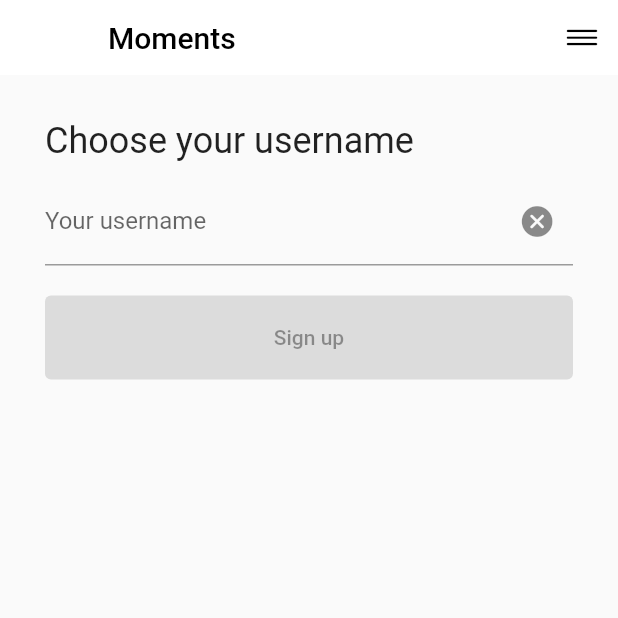
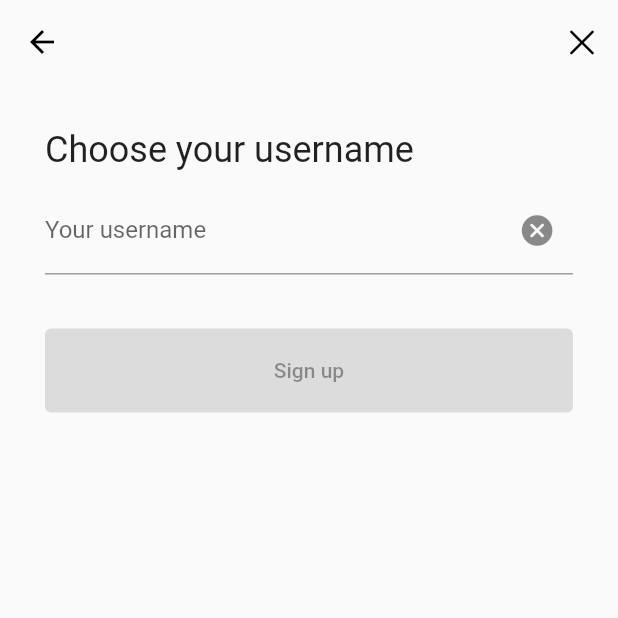
Before and after one commit to williazz/moments, a Flutter app: the UsernameScreen screen opened directly with empty values, on a phone screen of 412 x 824 dp, the top half of it. Run offline on Flutter 3.47's test engine with Material 2 defaults, Android fonts, the phone set to English and light mode, and no system bars; our stand-ins replace auto_route, cloud_firestore, firebase_auth, firebase_core, firebase_dynamic_links, get_it and 3 more; missing offline and left inert: dcache, flutterfire_ui, open_mail_app; accounts and stored records are empty; statements that could not run were skipped.

Commit message:
Some styling and made appbar hidden

```diff
--- a/lib/app.dart
+++ b/lib/app.dart
@@ -1,6 +1,7 @@
 import 'package:flutter/material.dart';
 import 'package:get_it/get_it.dart';
 import 'package:moments/router/router.gr.dart';
+import 'package:moments/theme.dart';
 
 class MomentsApp extends StatelessWidget {
   MomentsApp({Key? key}) : super(key: key);
@@ -11,6 +12,7 @@ class MomentsApp extends StatelessWidget {
   Widget build(BuildContext context) {
     return MaterialApp.router(
       debugShowCheckedModeBanner: false,
+      theme: momentsTheme,
       title: 'Moments',
       routerDelegate: _appRouter.delegate(),
       routeInformationParser: _appRouter.defaultRouteParser(),
--- a/lib/components/appbar.dart
+++ b/lib/components/appbar.dart
@@ -18,15 +18,15 @@ class CustomAppBar extends StatefulWidget implements PreferredSizeWidget {
 class _CustomAppBarState extends State<CustomAppBar> {
   @override
   Widget build(BuildContext context) {
-    final colors = Theme.of(context).colorScheme;
+    final theme = Theme.of(context);
     return AppBar(
       shadowColor: Colors.transparent,
-      backgroundColor: colors.surface,
+      backgroundColor: theme.scaffoldBackgroundColor,
+      foregroundColor: theme.colorScheme.onSurface,
       centerTitle: false,
-      title: Text('Moments', style: TextStyle(color: colors.onSurface)),
+      title: const Text('Moments'),
       actions: [
         IconButton(
-            color: colors.onSurface,
             onPressed: _showModal,
             icon: const Icon(CupertinoIcons.line_horizontal_3)),
       ],
--- a/lib/components/feed.dart
+++ b/lib/components/feed.dart
@@ -74,6 +74,7 @@ class _FeedWidgetState extends State<FeedWidget> {
 
   final _contentKey = GlobalKey();
   Widget _feedWidget(BuildContext context, List<Post> posts) {
+    final colors = Theme.of(context).colorScheme;
     return ListView.separated(
       key: _contentKey,
       itemCount: posts.length,
@@ -81,9 +82,7 @@ class _FeedWidgetState extends State<FeedWidget> {
         final post = posts[index];
         return PostWidget(post: post);
       },
-      separatorBuilder: (_, index) {
-        return const Divider();
-      },
+      separatorBuilder: (_, __) => const Divider(),
     );
   }
 
--- a/lib/services/deep_link_listener.dart
+++ b/lib/services/deep_link_listener.dart
@@ -8,6 +8,7 @@ import 'package:moments/util/show_alert_dialog.dart';
 listenForDeepLinks() {
   final auth = FirebaseAuth.instance;
   final router = GetIt.I<AppRouter>();
+  final context = router.navigatorKey.currentContext;
   FirebaseDynamicLinks.instance.onLink.listen((dynamicLinkData) async {
     final link = dynamicLinkData.link.toString();
     final emailController = GetIt.I<AuthService>().emailController;
@@ -17,8 +18,10 @@ listenForDeepLinks() {
             email: emailController.text, emailLink: link);
         emailController.clear();
         router.replaceAll([const RegisterRouter()]);
+        if (context != null) {
+          showAlertDialog(context: context, title: 'User email authenticated!');
+        }
       } catch (e) {
-        final context = router.navigatorKey.currentContext;
         if (context != null) {
           showAlertDialog(
               context: context, title: 'Failed to sign in with email link');
--- a/lib/services/register.dart
+++ b/lib/services/register.dart
@@ -32,6 +32,7 @@ class FirestoreRegisterService extends RegisterService {
     final uuid = _auth.user!.uid;
     await _profiles.create(Profile(uuid: uuid, username: username));
     await isRegistered();
+
     notifyListeners();
   }
 
--- /dev/null
+++ b/lib/theme.dart
@@ -0,0 +1,26 @@
+import 'package:flutter/material.dart';
+
+final momentsTheme = ThemeData(
+  colorScheme: ColorScheme.fromSwatch(
+    primarySwatch: Colors.green,
+    accentColor: Colors.blue,
+    backgroundColor: Colors.white,
+    cardColor: Colors.white,
+    errorColor: Colors.red,
+    brightness: Brightness.light,
+  ),
+);
+
+const darkTheme = ColorScheme(
+  brightness: Brightness.dark,
+  primary: Colors.green,
+  onPrimary: Colors.white,
+  secondary: Colors.blue,
+  onSecondary: Colors.white,
+  error: Colors.red,
+  onError: Colors.white,
+  surface: Colors.black,
+  onSurface: Colors.white,
+  background: Colors.black,
+  onBackground: Colors.white,
+);
--- a/lib/util/show_danger_dialog.dart
+++ b/lib/util/show_danger_dialog.dart
@@ -13,7 +13,7 @@ showDangerDialog(
             Column(
               crossAxisAlignment: CrossAxisAlignment.stretch,
               children: [
-                OutlinedButton(
+                TextButton(
                     onPressed: () => onConfirm(),
                     child:
                         const Text('Yes', style: TextStyle(color: Colors.red))),
--- a/lib/views/home/feed_page.dart
+++ b/lib/views/home/feed_page.dart
@@ -10,8 +10,10 @@ class FeedPage extends StatelessWidget {
 
   @override
   Widget build(BuildContext context) {
+    final theme = Theme.of(context);
     return Scaffold(
       resizeToAvoidBottomInset: false,
+      backgroundColor: theme.colorScheme.background,
       body: const FeedWidget(),
       floatingActionButton: FloatingActionButton(
         onPressed: () => _navigateToCreatePost(context),
--- a/lib/views/home/home_page.dart
+++ b/lib/views/home/home_page.dart
@@ -9,6 +9,7 @@ class HomePage extends StatelessWidget {
 
   @override
   Widget build(BuildContext context) {
+    final colors = Theme.of(context).colorScheme;
     return AutoTabsScaffold(
         appBarBuilder: ((context, tabsRouter) => const CustomAppBar()),
         routes: const [
@@ -17,6 +18,7 @@ class HomePage extends StatelessWidget {
         ],
         bottomNavigationBuilder: (context, tabsRouter) {
           return BottomNavigationBar(
+              selectedItemColor: colors.primary,
               currentIndex: tabsRouter.activeIndex,
               onTap: (int index) {
                 if (index == tabsRouter.activeIndex) {
--- a/lib/views/home/you_page.dart
+++ b/lib/views/home/you_page.dart
@@ -8,7 +8,9 @@ class YouPage extends StatelessWidget {
 
   @override
   Widget build(BuildContext context) {
+    final theme = Theme.of(context);
     return Scaffold(
+      backgroundColor: theme.colorScheme.background,
       body: Consumer<RegisterService>(
         builder: (_, register, __) {
           final username = register.profile?.username;
--- a/lib/views/register/username.dart
+++ b/lib/views/register/username.dart
@@ -59,9 +59,17 @@ class _UsernameScreenState extends State<UsernameScreen> {
   @override
   Widget build(BuildContext context) {
     const gap = 10.0;
-    final textTheme = Theme.of(context).textTheme;
+    final theme = Theme.of(context);
+    final textTheme = theme.textTheme;
     return Scaffold(
-      appBar: const CustomAppBar(),
+      appBar: AppBar(
+        backgroundColor: theme.scaffoldBackgroundColor,
+        foregroundColor: theme.colorScheme.onSurface,
+        shadowColor: Colors.transparent,
+        actions: [
+          IconButton(onPressed: () {}, icon: const Icon(CupertinoIcons.clear))
+        ],
+      ),
       body: SafeArea(
         child: Padding(
           padding: const EdgeInsets.all(3 * gap),
@@ -71,7 +79,9 @@ class _UsernameScreenState extends State<UsernameScreen> {
               children: [
                 Text('Choose your username', style: textTheme.headline5),
                 const SizedBox(height: gap),
-                TextField(
+                SizedBox(
+                  height: 75.0,
+                  child: TextField(
                       controller: usernameController,
                       onChanged: (_) => _validateAfterPause(),
                       autofillHints: const [AutofillHints.newUsername],
@@ -99,12 +109,13 @@ class _UsernameScreenState extends State<UsernameScreen> {
                                 usernameController.clear();
                                 setState(() {});
                               },
-                            icon:
-                                const Icon(CupertinoIcons.clear_circled_solid)),
+                              icon: const Icon(
+                                  CupertinoIcons.clear_circled_solid)),
                         ]),
                       ),
                       autocorrect: false,
                       enableSuggestions: false),
+                ),
                 const SizedBox(height: 2 * gap),
                 ElevatedButton(
                     onPressed: valid ? _signup : null,
```
Also changed, not shown: lib/components/post.dart (+5 -3 lines), lib/views/auth/link_sent_page.dart (+6 -1 lines), lib/views/auth/login_screen.dart (+7 -1 lines). Lines whose indentation alone changed are shown as unchanged.
